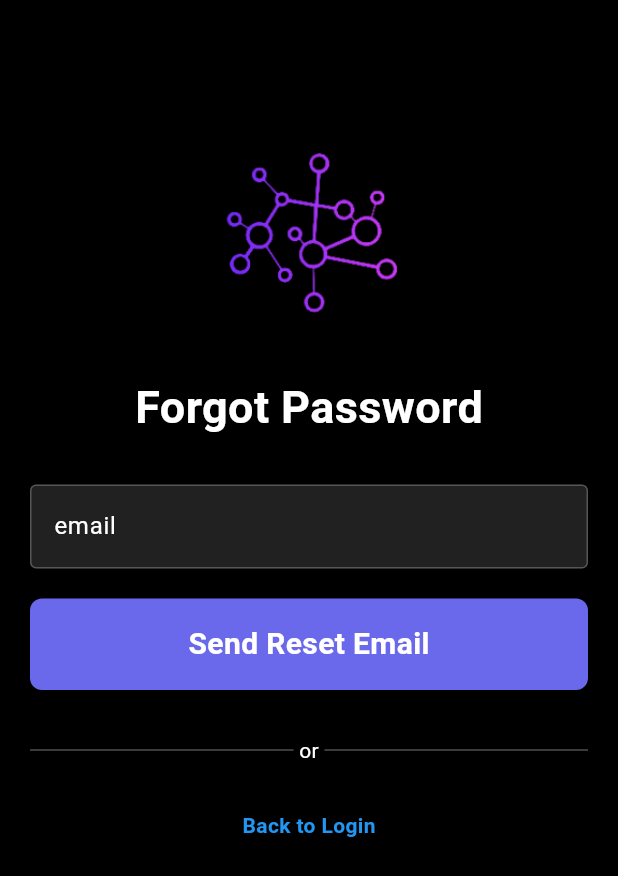
After one commit to NerdNudge/nerd_nudge_ui, a Flutter app: the screen it shows after launch, after a tap on "Forgot Password?", on a phone screen of 412 x 824 dp. The commit adds this screen. Shown: the top 876 px of the screen. Run offline on Flutter 3.47's test engine with Material 3 defaults, Android fonts, the phone set to English and light mode, and no system bars; our stand-ins replace cross_file, firebase_auth, firebase_core, fl_chart, flutter_card_swiper, flutter_heatmap_calendar and 6 more; missing offline and left inert: animated_segmented_tab_control, linear_timer, load_switch, mrx_charts; accounts and stored records are empty.

Commit message:
Leaderboard, Forgot password, Feedback backend integration, User fullname, etc.

```diff
--- /dev/null
+++ b/lib/login/screens/forgot_password_page.dart
@@ -0,0 +1,196 @@
+import 'package:firebase_auth/firebase_auth.dart';
+import 'package:flutter/material.dart';
+
+import '../../utilities/styles.dart'; // Assuming you are using the same styles as the LoginPage
+
+class ForgotPasswordPage extends StatefulWidget {
+  @override
+  _ForgotPasswordPageState createState() => _ForgotPasswordPageState();
+}
+
+class _ForgotPasswordPageState extends State<ForgotPasswordPage> {
+  final emailController = TextEditingController();
+  bool isLoading = false;
+
+  @override
+  Widget build(BuildContext context) {
+    return Scaffold(
+      body: Stack(
+        children: [
+          Positioned.fill(
+            child: Container(
+              padding: EdgeInsets.all(20),
+              decoration: BoxDecoration(
+                color: Colors.black,
+                borderRadius: BorderRadius.circular(0),
+                boxShadow: [
+                  BoxShadow(
+                    color: Colors.black.withOpacity(0.2),
+                    spreadRadius: 5,
+                    blurRadius: 7,
+                    offset: Offset(0, 3),
+                  ),
+                ],
+              ),
+              child: SingleChildScrollView(
+                child: Column(
+                  mainAxisAlignment: MainAxisAlignment.center,
+                  children: <Widget>[
+                    const SizedBox(
+                      height: 70,
+                    ),
+                    Image.asset(
+                      'images/NN_icon_2.png',
+                      height: 130,
+                    ),
+                    const SizedBox(
+                      height: 30,
+                    ),
+                    const Text(
+                      'Forgot Password',
+                      style: TextStyle(
+                        fontWeight: FontWeight.bold,
+                        color: Colors.white,
+                        fontSize: 30,
+                      ),
+                    ),
+                    const SizedBox(
+                      height: 30,
+                    ),
+                    _getTextField(emailController, 'email', false),
+                    const SizedBox(
+                      height: 20,
+                    ),
+                    isLoading
+                        ? CircularProgressIndicator()
+                        : _getResetPasswordButton(),
+                    const SizedBox(
+                      height: 30,
+                    ),
+                    const Row(
+                      children: [
+                        Expanded(
+                            child: Divider(
+                              thickness: 0.5,
+                              color: Colors.grey,
+                            )),
+                        Text(
+                          ' or ',
+                          style: TextStyle(color: Colors.white),
+                        ),
+                        Expanded(
+                            child: Divider(
+                              thickness: 0.5,
+                              color: Colors.grey,
+                            )),
+                      ],
+                    ),
+                    const SizedBox(
+                      height: 30,
+                    ),
+                    GestureDetector(
+                      onTap: () {
+                        Navigator.pop(context); // Navigate back to login
+                      },
+                      child: Text(
+                        'Back to Login',
+                        style: TextStyle(
+                          color: Colors.blue,
+                          fontWeight: FontWeight.bold,
+                        ),
+                      ),
+                    ),
+                  ],
+                ),
+              ),
+            ),
+          ),
+        ],
+      ),
+    );
+  }
+
+  Widget _getTextField(controller, String hintText, bool obscureText) {
+    return TextField(
+      controller: controller,
+      style: const TextStyle(
+        color: Colors.white,
+      ),
+      obscureText: obscureText,
+      decoration: InputDecoration(
+        enabledBorder: const OutlineInputBorder(
+          borderSide: BorderSide(
+            color: Colors.white24,
+          ),
+        ),
+        focusedBorder: const OutlineInputBorder(
+          borderSide: BorderSide(
+            color: Colors.grey,
+          ),
+        ),
+        fillColor: Colors.grey.shade900,
+        filled: true,
+        hintText: hintText,
+        hintStyle: const TextStyle(
+          color: Colors.white,
+        ),
+      ),
+    );
+  }
+
+  Widget _getResetPasswordButton() {
+    return GestureDetector(
+      onTap: _resetPassword,
+      child: Container(
+        padding: const EdgeInsets.all(16),
+        decoration: BoxDecoration(
+          color: const Color(0xFF6A69EB),
+          borderRadius: BorderRadius.circular(8),
+        ),
+        child: const Center(
+          child: Text(
+            'Send Reset Email',
+            style: TextStyle(
+              color: Colors.white,
+              fontSize: 20,
+              fontWeight: FontWeight.bold,
+            ),
+          ),
+        ),
+      ),
+    );
+  }
+
+  Future<void> _resetPassword() async {
+    if (emailController.text.isEmpty) {
+      Styles.showGlobalSnackbarMessage('Please enter an email address.');
+      return;
+    }
+
+    setState(() {
+      isLoading = true;
+    });
+
+    try {
+      await FirebaseAuth.instance.sendPasswordResetEmail(
+        email: emailController.text,
+      );
+      Styles.showGlobalSnackbarMessage('Password reset email sent.');
+      Navigator.pop(context);
+    } on FirebaseAuthException catch (e) {
+      String message;
+      if (e.code == 'user-not-found') {
+        message = 'No user found with this email.';
+      } else if (e.code == 'invalid-email') {
+        message = 'Invalid email address.';
+      } else {
+        message = 'Something went wrong. Try again.';
+      }
+      Styles.showGlobalSnackbarMessage(message);
+    } finally {
+      setState(() {
+        isLoading = false;
+      });
+    }
+  }
+}
--- a/lib/login/screens/login_page.dart
+++ b/lib/login/screens/login_page.dart
@@ -2,8 +2,10 @@ import 'package:firebase_auth/firebase_auth.dart';
 import 'package:flutter/material.dart';
 import 'package:nerd_nudge/utilities/styles.dart';
 
+import '../../cache_and_lock_manager/cache_locks_keys.dart';
 import '../../user_home_page/screens/home_page.dart';
 import '../services/auth_service.dart';
+import 'forgot_password_page.dart';
 
 class LoginPage extends StatefulWidget {
   LoginPage({super.key, required this.onRegisterNowTap});
@@ -20,6 +22,9 @@ class _LoginPageState extends State<LoginPage> {
 
   @override
   Widget build(BuildContext context) {
+    CacheLockKeys cacheLockKeys = CacheLockKeys();
+    cacheLockKeys.updateQuizFlexShotsKey();
+
     return Scaffold(
       body: Stack(
         children: [
@@ -72,12 +77,20 @@ class _LoginPageState extends State<LoginPage> {
                     const SizedBox(
                       height: 8,
                     ),
-                    const Row(
+                    Row(
                       mainAxisAlignment: MainAxisAlignment.end,
                       children: [
-                        Text(
-                          'Forgot Password ?',
-                          style: TextStyle(color: Colors.white),
+                        GestureDetector(
+                          onTap: () {
+                            Navigator.push(
+                              context,
+                              MaterialPageRoute(builder: (context) => ForgotPasswordPage()),
+                            );
+                          },
+                          child: Text(
+                            'Forgot Password?',
+                            style: TextStyle(color: Colors.white),
+                          ),
                         ),
                       ],
                     ),
--- a/lib/login/services/auth_page.dart
+++ b/lib/login/services/auth_page.dart
@@ -23,6 +23,8 @@ class Authpage extends StatelessWidget {
           return HomePage(userFullName: userProfileEntity.getUserFullName(), userEmail: userProfileEntity.getUserEmail(),);
         } else {
           print('no user data present');
+          CacheLockKeys cacheLockKeys = CacheLockKeys();
+          cacheLockKeys.updateQuizFlexShotsKey();
           return const LoginOrRegister();
         }
       },
--- a/lib/nerd_shots/dto/shots_user_activity_api_entity.dart
+++ b/lib/nerd_shots/dto/shots_user_activity_api_entity.dart
@@ -13,6 +13,7 @@ class ShotsUserActivityAPIEntity {
   }
 
   final String _id = UserProfileEntity().getUserEmail();
+  final String _fullName = UserProfileEntity().getUserFullName();
   int _timestamp = 0;
   Map<String, Map<String, int>> _shots = {};
   List<String> _likes = [];
@@ -142,6 +143,7 @@ class ShotsUserActivityAPIEntity {
   Map<String, dynamic> toJson() {
     return {
       'userId': _id,
+      'userFullName': _fullName,
       'timestamp': _timestamp,
       'shots': _shots,
       'favorites': _favorites,
@@ -156,6 +158,7 @@ class ShotsUserActivityAPIEntity {
     return '''
 ShotsUserActivityAPIEntity {
   userId: $_id,
+  userFullName: $_fullName,
   timestamp: $_timestamp,
   shots: $_shots,
   likes: $_likes,
--- a/lib/nerd_shots/services/nerd_shots_service.dart
+++ b/lib/nerd_shots/services/nerd_shots_service.dart
@@ -40,9 +40,7 @@ class NerdShotsService {
     final ApiService apiService = ApiService();
     dynamic result;
     try {
-      final String url = APIEndpoints.USER_ACTIVITY_BASE_URL +
-          APIEndpoints.SHOTS_SUBMISSION;
-
+      final String url = APIEndpoints.USER_ACTIVITY_BASE_URL + APIEndpoints.SHOTS_SUBMISSION;
       final Map<String, dynamic> jsonBody = entity.toJson();
 
       print('Sending PUT request to: $url');
--- a/lib/quiz/quiz_answers/dto/quizflex_user_activity_api_entity.dart
+++ b/lib/quiz/quiz_answers/dto/quizflex_user_activity_api_entity.dart
@@ -2,6 +2,7 @@ import 'package:nerd_nudge/user_profile/dto/user_profile_entity.dart';
 
 class QuizflexUserActivityAPIEntity {
   final String _id = UserProfileEntity().getUserEmail();
+  final String _fullName = UserProfileEntity().getUserFullName();
   int _timestamp = 0;
   static Map<String, Map<String, List<String>>> _quizflex = {};
   static List<String> _likes = [];
@@ -15,7 +16,7 @@ class QuizflexUserActivityAPIEntity {
     _dislikes.clear();
     _shares.clear();
     _favorites.clear();
-    _timestamp = 0;  // Resetting timestamp as well
+    _timestamp = 0;
     print('Data cleared: $this');
   }
 
@@ -113,6 +114,7 @@ class QuizflexUserActivityAPIEntity {
   Map<String, dynamic> toJson() {
     return {
       'userId': _id,
+      'userFullName': _fullName,
       'timestamp': _timestamp,
       'quizflex': _quizflex,
       'favorites': _favorites,
@@ -127,6 +129,7 @@ class QuizflexUserActivityAPIEntity {
     return '''
 QuizflexUserActivityAPIEntity {
   userId: $_id,
+  userFullName: $_fullName,
   timestamp: $_timestamp,
   quizflex: $_quizflex,
   likes: $_likes,
--- a/lib/utilities/api_end_points.dart
+++ b/lib/utilities/api_end_points.dart
@@ -2,9 +2,11 @@ class APIEndpoints {
   static const String USER_INSIGHTS_BASE_URL = 'http://NerdNudge-ALB-Public-437225434.ap-southeast-1.elb.amazonaws.com';
   static const String CONTENT_MANAGER_BASE_URL = 'http://NerdNudge-ALB-Public-437225434.ap-southeast-1.elb.amazonaws.com';
   static const String USER_ACTIVITY_BASE_URL = 'http://NerdNudge-ALB-Public-437225434.ap-southeast-1.elb.amazonaws.com';
+  static const String USER_RANK_SERVICE_BASE_URL = 'http://NerdNudge-ALB-Public-437225434.ap-southeast-1.elb.amazonaws.com';
 
   static const String USER_HOME_STATS = '/api/nerdnudge/userinsights/getUserHomePageStats';
   static const String USER_INSIGHTS = '/api/nerdnudge/userinsights/getuserinsights';
+  static const String LEADERBOARD = '/api/nerdnudge/userranks/getLeaderBoard';
 
   static const String QUIZFLEXES = '/api/nerdnudge/quizflexes/getQuizFlexes';
   static const String SHOTS_SUBMISSION = '/api/nerdnudge/useractivity/shotsSubmission';
@@ -18,4 +20,6 @@ class APIEndpoints {
 
   static const String TOPICS = '/api/nerdnudge/topics/getall';
   static const String SUB_TOPICS = '/api/nerdnudge/topics/getsubtopics';
+
+  static const String USER_FEEDBACK_SUBMISSION = '/api/nerdnudge/useractivity/userFeedbackSubmission';
 }
```
Also changed, not shown: lib/insights/screens/summary_insights/summary_insights.dart (+39 -1 lines), lib/insights/screens/topics_insights/topics_summary_insights.dart (+40 -1 lines), lib/insights/services/user_insights_service.dart (+22 -0 lines), lib/login/screens/register_page.dart (+14 -35 lines), lib/menus/dto/user_feedback_entity.dart (added, +40 -0 lines), lib/menus/screens/user_feedback/user_feedback.dart (+7 -5 lines), lib/menus/services/user_feedback_service/user_feedback_service.dart (added, +34 -0 lines), lib/utilities/leaderboard_page.dart (added, +168 -0 lines), lib/utilities/styles.dart (+6 -3 lines).
